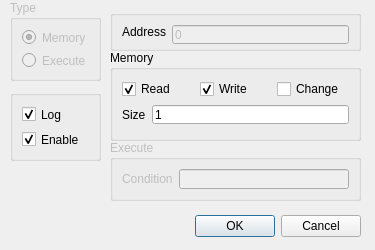
PCSX2/pcsx2, file pcsx2-qt/Debugger/BreakpointDialog.ui: the form before one commit.
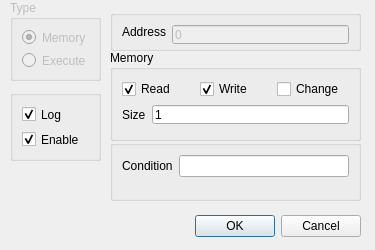
The form after the commit.

```diff
--- a/pcsx2-qt/Debugger/BreakpointDialog.ui
+++ b/pcsx2-qt/Debugger/BreakpointDialog.ui
@@ -221,9 +221,6 @@
    </layout>
   </widget>
   <widget class="QGroupBox" name="grpExecute">
-   <property name="enabled">
-    <bool>false</bool>
-   </property>
    <property name="geometry">
     <rect>
      <x>110</x>
@@ -233,7 +230,7 @@
     </rect>
    </property>
    <property name="title">
-    <string>Execute</string>
+    <string></string>
    </property>
    <layout class="QFormLayout" name="formLayout_3">
     <item row="0" column="0">
```
